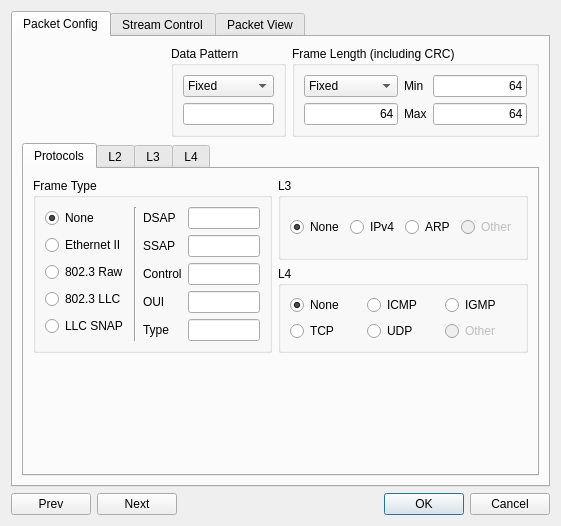
Before: the Qt Designer form client/streamconfigdialog.ui in pstavirs/ostinato, drawn with Qt 5.
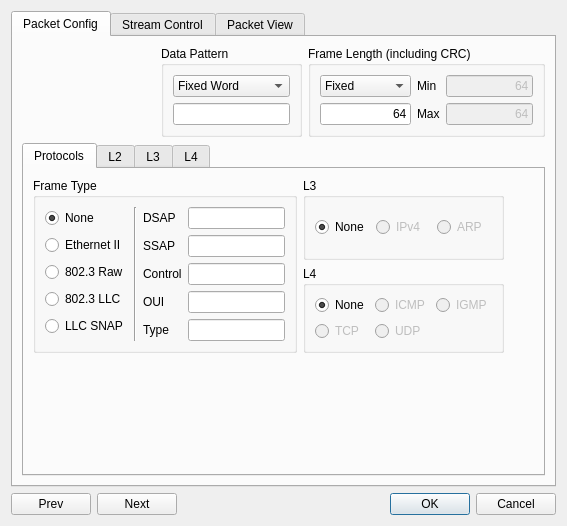
After: the same form once the commit is applied. The open tabs and pages were chosen to show the change. Icons and pictures are not drawn. Custom widgets are drawn as their Qt base class.

Commit message: Tcp/Udp checksums done. Frame Length Modes done. Data Pattern Modes done. Some minor fixes/enhancements in streamconfigdialog. Added a "Edit Stream" action in StreamList context menu

Diff of the .ui file:
```diff
--- a/client/streamconfigdialog.ui
+++ b/client/streamconfigdialog.ui
@@ -8,7 +8,7 @@
    <rect>
     <x>0</x>
     <y>0</y>
-    <width>554</width>
+    <width>534</width>
     <height>521</height>
    </rect>
   </property>
@@ -63,17 +63,17 @@
            <widget class="QComboBox" name="cmbPatternMode" >
             <item>
              <property name="text" >
-              <string>Fixed</string>
+              <string>Fixed Word</string>
              </property>
             </item>
             <item>
              <property name="text" >
-              <string>Increment</string>
+              <string>Increment Byte</string>
              </property>
             </item>
             <item>
              <property name="text" >
-              <string>Decrement</string>
+              <string>Decrement Byte</string>
              </property>
             </item>
             <item>
@@ -141,6 +141,9 @@
           </item>
           <item row="0" column="2" >
            <widget class="QLineEdit" name="lePktLenMin" >
+            <property name="enabled" >
+             <bool>false</bool>
+            </property>
             <property name="text" >
              <string>64</string>
             </property>
@@ -174,6 +177,9 @@
           </item>
           <item row="1" column="2" >
            <widget class="QLineEdit" name="lePktLenMax" >
+            <property name="enabled" >
+             <bool>false</bool>
+            </property>
             <property name="text" >
              <string>64</string>
             </property>
@@ -373,6 +379,9 @@
               </item>
               <item>
                <widget class="QRadioButton" name="rbL3Ipv4" >
+                <property name="enabled" >
+                 <bool>false</bool>
+                </property>
                 <property name="text" >
                  <string>IPv4</string>
                 </property>
@@ -383,21 +392,14 @@
               </item>
               <item>
                <widget class="QRadioButton" name="rbL3Arp" >
+                <property name="enabled" >
+                 <bool>false</bool>
+                </property>
                 <property name="text" >
                  <string>ARP</string>
                 </property>
                </widget>
               </item>
-              <item>
-               <widget class="QRadioButton" name="rbL3Other" >
-                <property name="enabled" >
-                 <bool>false</bool>
-                </property>
-                <property name="text" >
-                 <string>Other</string>
-                </property>
-               </widget>
-              </item>
              </layout>
             </widget>
            </item>
@@ -420,7 +422,7 @@
               <item row="0" column="1" >
                <widget class="QRadioButton" name="rbL4Icmp" >
                 <property name="enabled" >
-                 <bool>true</bool>
+                 <bool>false</bool>
                 </property>
                 <property name="text" >
                  <string>ICMP</string>
@@ -430,7 +432,7 @@
               <item row="0" column="2" >
                <widget class="QRadioButton" name="rbL4Igmp" >
                 <property name="enabled" >
-                 <bool>true</bool>
+                 <bool>false</bool>
                 </property>
                 <property name="text" >
                  <string>IGMP</string>
@@ -440,7 +442,7 @@
               <item row="1" column="0" >
                <widget class="QRadioButton" name="rbL4Tcp" >
                 <property name="enabled" >
-                 <bool>true</bool>
+                 <bool>false</bool>
                 </property>
                 <property name="text" >
                  <string>TCP</string>
@@ -450,23 +452,13 @@
               <item row="1" column="1" >
                <widget class="QRadioButton" name="rbL4Udp" >
                 <property name="enabled" >
-                 <bool>true</bool>
+                 <bool>false</bool>
                 </property>
                 <property name="text" >
                  <string>UDP</string>
                 </property>
                </widget>
               </item>
-              <item row="1" column="2" >
-               <widget class="QRadioButton" name="rbL4Other" >
-                <property name="enabled" >
-                 <bool>false</bool>
-                </property>
-                <property name="text" >
-                 <string>Other</string>
-                </property>
-               </widget>
-              </item>
              </layout>
             </widget>
            </item>
@@ -483,6 +475,19 @@
              </property>
             </spacer>
            </item>
+           <item row="1" column="2" >
+            <spacer>
+             <property name="orientation" >
+              <enum>Qt::Horizontal</enum>
+             </property>
+             <property name="sizeHint" >
+              <size>
+               <width>40</width>
+               <height>20</height>
+              </size>
+             </property>
+            </spacer>
+           </item>
           </layout>
          </widget>
          <widget class="QWidget" name="tab_4" >
@@ -1054,7 +1059,7 @@
                  </property>
                 </widget>
                </item>
-               <item row="0" column="2" >
+               <item row="0" column="3" >
                 <layout class="QGridLayout" >
                  <item row="0" column="0" >
                   <widget class="QLabel" name="label_25" >
@@ -1130,7 +1135,7 @@
                  </item>
                 </layout>
                </item>
-               <item row="1" column="0" colspan="3" >
+               <item row="1" column="0" colspan="4" >
                 <widget class="QGroupBox" name="groupBox_7" >
                  <property name="title" >
                   <string/>
@@ -1206,6 +1211,9 @@
                   </item>
                   <item row="1" column="3" >
                    <widget class="QLineEdit" name="leIpSrcAddrCount" >
+                    <property name="enabled" >
+                     <bool>false</bool>
+                    </property>
                     <property name="text" >
                      <string/>
                     </property>
@@ -1213,6 +1221,9 @@
                   </item>
                   <item row="1" column="4" >
                    <widget class="QLineEdit" name="leIpSrcAddrMask" >
+                    <property name="enabled" >
+                     <bool>false</bool>
+                    </property>
                     <property name="text" >
                      <string>255.255.255.255</string>
                     </property>
@@ -1264,6 +1275,9 @@
                   </item>
                   <item row="2" column="3" >
                    <widget class="QLineEdit" name="leIpDstAddrCount" >
+                    <property name="enabled" >
+                     <bool>false</bool>
+                    </property>
                     <property name="text" >
                      <string/>
                     </property>
@@ -1271,6 +1285,9 @@
                   </item>
                   <item row="2" column="4" >
                    <widget class="QLineEdit" name="leIpDstAddrMask" >
+                    <property name="enabled" >
+                     <bool>false</bool>
+                    </property>
                     <property name="text" >
                      <string>255.255.255.255</string>
                     </property>
@@ -1279,7 +1296,7 @@
                  </layout>
                 </widget>
                </item>
-               <item row="2" column="0" colspan="3" >
+               <item row="2" column="0" colspan="4" >
                 <layout class="QHBoxLayout" >
                  <item>
                   <widget class="QLabel" name="label_29" >
@@ -1310,14 +1327,14 @@
                  </item>
                 </layout>
                </item>
-               <item row="3" column="0" colspan="3" >
+               <item row="3" column="0" colspan="4" >
                 <spacer>
                  <property name="orientation" >
                   <enum>Qt::Vertical</enum>
                  </property>
                  <property name="sizeHint" >
                   <size>
-                   <width>470</width>
+                   <width>469</width>
                    <height>16</height>
                   </size>
                  </property>
@@ -1355,7 +1372,7 @@
            <item>
             <widget class="QStackedWidget" name="swL4Proto" >
              <property name="currentIndex" >
-              <number>1</number>
+              <number>0</number>
              </property>
              <widget class="QWidget" name="page" >
               <layout class="QGridLayout" >
```
The commit also changes 11 other files.
